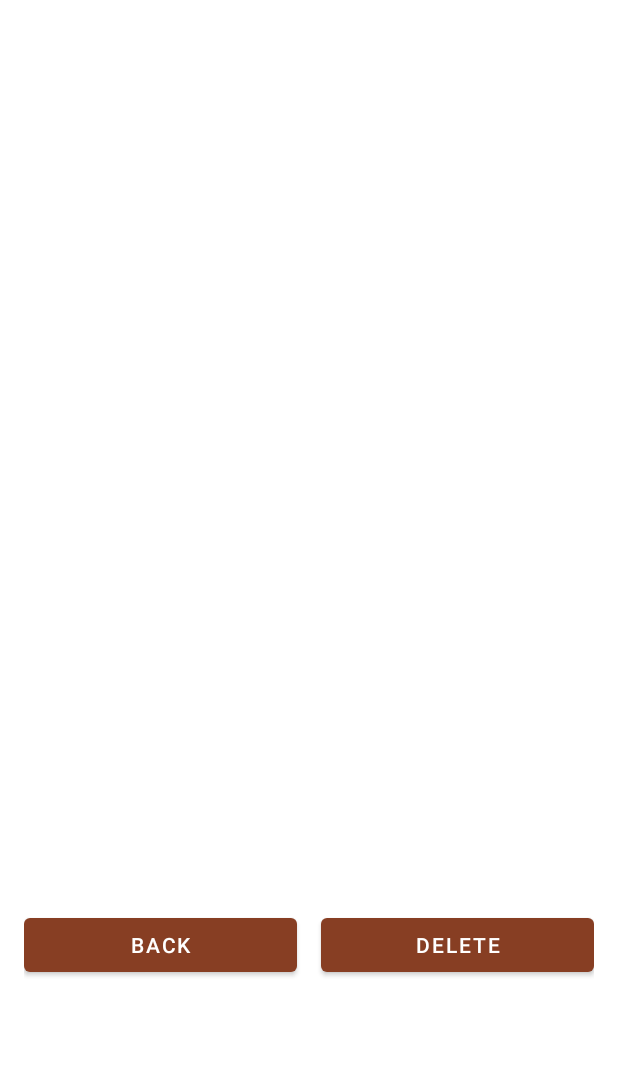
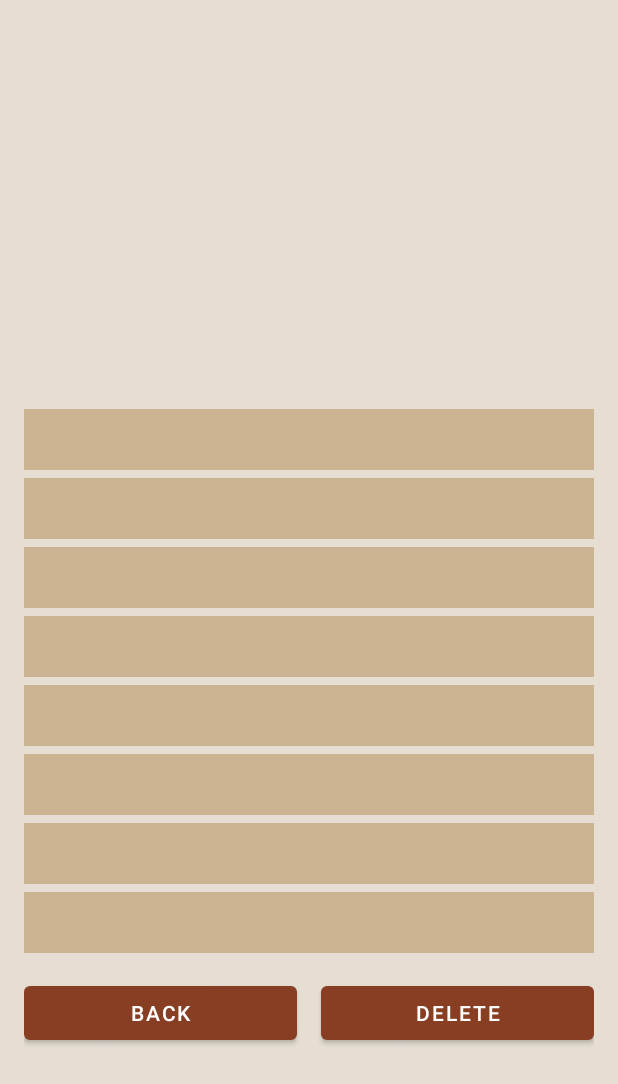
Before and after one commit to PanaMour/BiteLens, an Android app: the MealDetailActivity screen opened directly, with no data from a screen before it, on a phone screen of 412 x 824 dp. Shown: the top 1084 px of the screen. Run offline under Robolectric (Android 15) with nearby library versions, the phone set to English and light mode, and no system bars; our stand-ins replace Firebase (no records; nobody signed in at launch, a user with empty details on screens opened directly); 11 statements that could not run were skipped.

Commit message:
Added some styling to UI

```diff
--- a/app/src/main/res/layout/activity_meal_detail.xml
+++ b/app/src/main/res/layout/activity_meal_detail.xml
@@ -4,6 +4,7 @@
     android:layout_width="match_parent"
     android:layout_height="match_parent"
     android:padding="16dp"
+    android:background="@color/logobg"
     tools:context=".MealDetailActivity">
 
     <LinearLayout
@@ -25,7 +26,8 @@
             android:layout_width="match_parent"
             android:layout_height="200dp"
             android:adjustViewBounds="true"
-            android:layout_gravity="center"/>
+            android:layout_gravity="center"
+            android:layout_marginBottom="8dp"/>
 
         <TextView
             android:id="@+id/meal_calories"
@@ -33,6 +35,8 @@
             android:layout_height="wrap_content"
             android:textSize="18sp"
             android:padding="8dp"
+            android:background="@color/complimentary"
+            android:layout_marginBottom="5dp"
             tools:text="Calories: " />
 
         <TextView
@@ -41,6 +45,8 @@
             android:layout_height="wrap_content"
             android:textSize="18sp"
             android:padding="8dp"
+            android:background="@color/complimentary"
+            android:layout_marginBottom="5dp"
             tools:text="Fat: " />
 
         <TextView
@@ -49,6 +55,8 @@
             android:layout_height="wrap_content"
             android:textSize="18sp"
             android:padding="8dp"
+            android:background="@color/complimentary"
+            android:layout_marginBottom="5dp"
             tools:text="Cholesterol: " />
 
         <TextView
@@ -57,6 +65,8 @@
             android:layout_height="wrap_content"
             android:textSize="18sp"
             android:padding="8dp"
+            android:background="@color/complimentary"
+            android:layout_marginBottom="5dp"
             tools:text="Sodium: " />
 
         <TextView
@@ -65,6 +75,8 @@
             android:layout_height="wrap_content"
             android:textSize="18sp"
             android:padding="8dp"
+            android:background="@color/complimentary"
+            android:layout_marginBottom="5dp"
             tools:text="Carbohydrates: " />
 
         <TextView
@@ -73,6 +85,8 @@
             android:layout_height="wrap_content"
             android:textSize="18sp"
             android:padding="8dp"
+            android:background="@color/complimentary"
+            android:layout_marginBottom="5dp"
             tools:text="Fiber: " />
 
         <TextView
@@ -81,6 +95,8 @@
             android:layout_height="wrap_content"
             android:textSize="18sp"
             android:padding="8dp"
+            android:background="@color/complimentary"
+            android:layout_marginBottom="5dp"
             tools:text="Sugar: " />
 
         <TextView
@@ -89,6 +105,8 @@
             android:layout_height="wrap_content"
             android:textSize="18sp"
             android:padding="8dp"
+            android:background="@color/complimentary"
+
             tools:text="Protein: " />
 
         <LinearLayout
```
